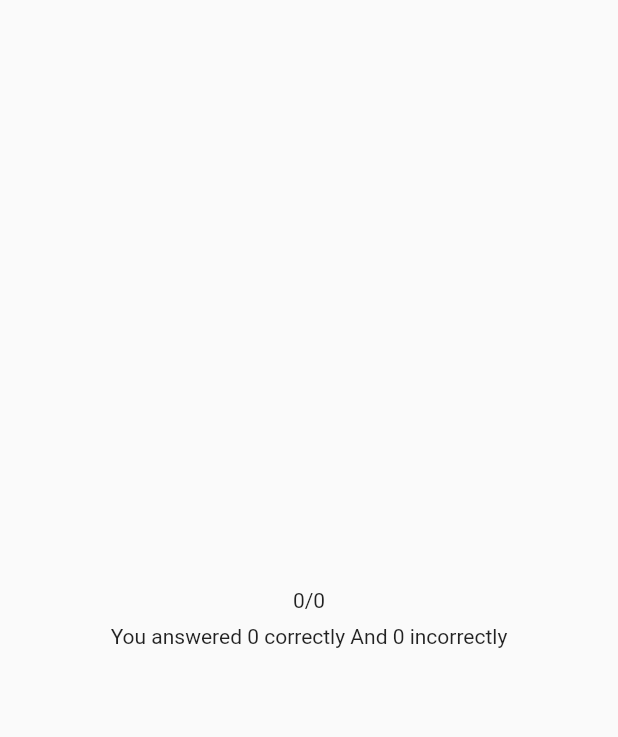
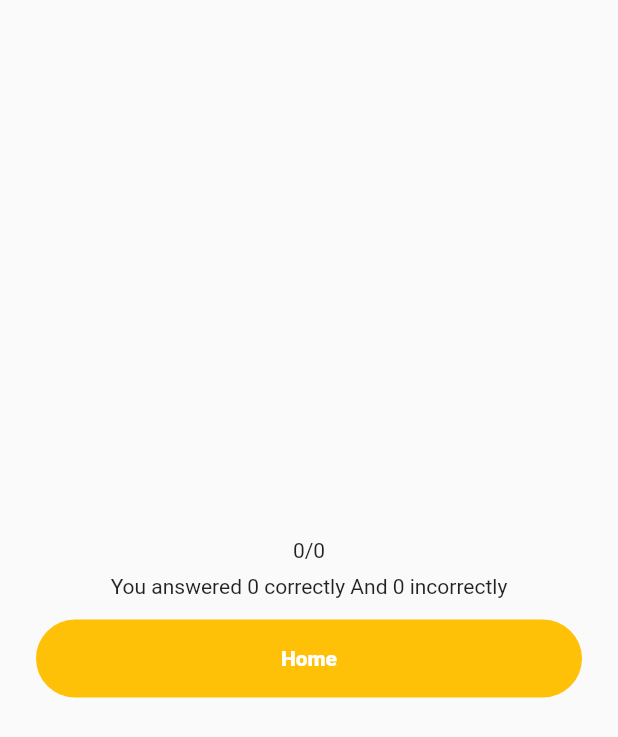
Before and after one commit to itspersie/quizApp_firestore, a Flutter app: the Results screen opened directly, on a phone screen of 412 x 824 dp. Shown: the top 737 px of the screen. Run offline on Flutter 3.47's test engine with Material 2 defaults, Android fonts, the phone set to English and light mode, and no system bars; our stand-ins replace cloud_firestore, firebase_core, random_string; accounts and stored records are empty.

Commit message:
completed app

```diff
--- a/lib/screens/result.dart
+++ b/lib/screens/result.dart
@@ -1,4 +1,5 @@
 import 'package:flutter/material.dart';
+import '../widgets/widgets.dart';
 
 class Results extends StatefulWidget {
   final int correct, incorrect, total;
@@ -25,6 +26,14 @@ class _ResultsState extends State<Results> {
               ),
               Text(
                   "You answered ${widget.correct} correctly And ${widget.incorrect} incorrectly"),
+              SizedBox(
+                height: 14,
+              ),
+              GestureDetector(
+                  onTap: () {
+                    Navigator.pop(context);
+                  },
+                  child: amberButton(context: context, label: "Home"))
             ],
           ),
         ),
```
